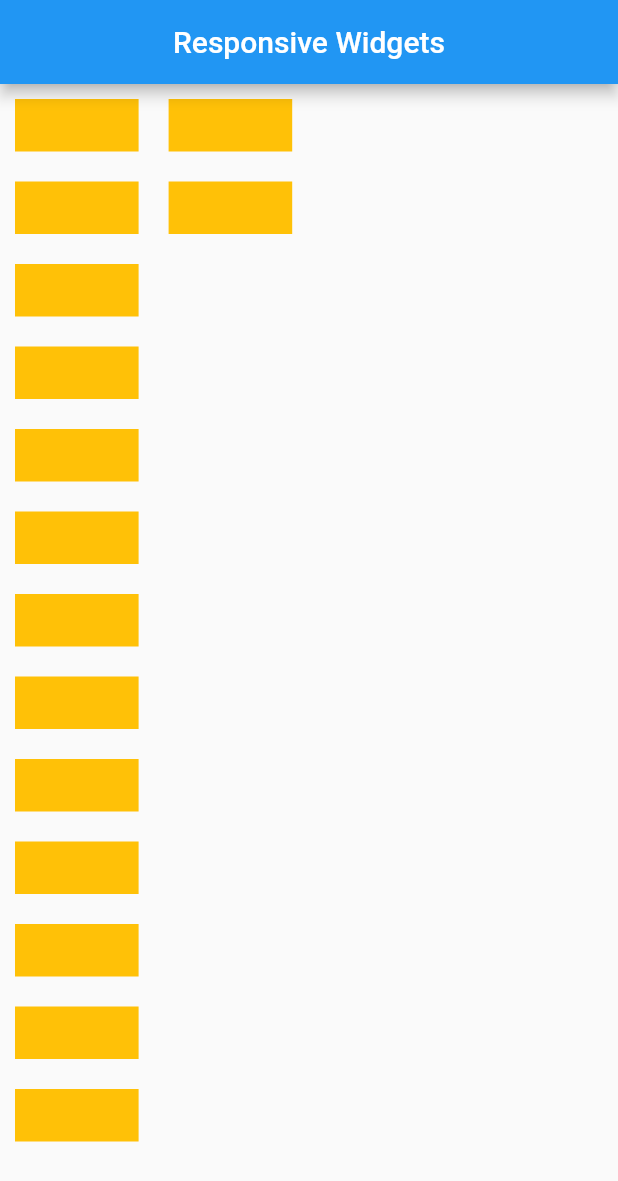
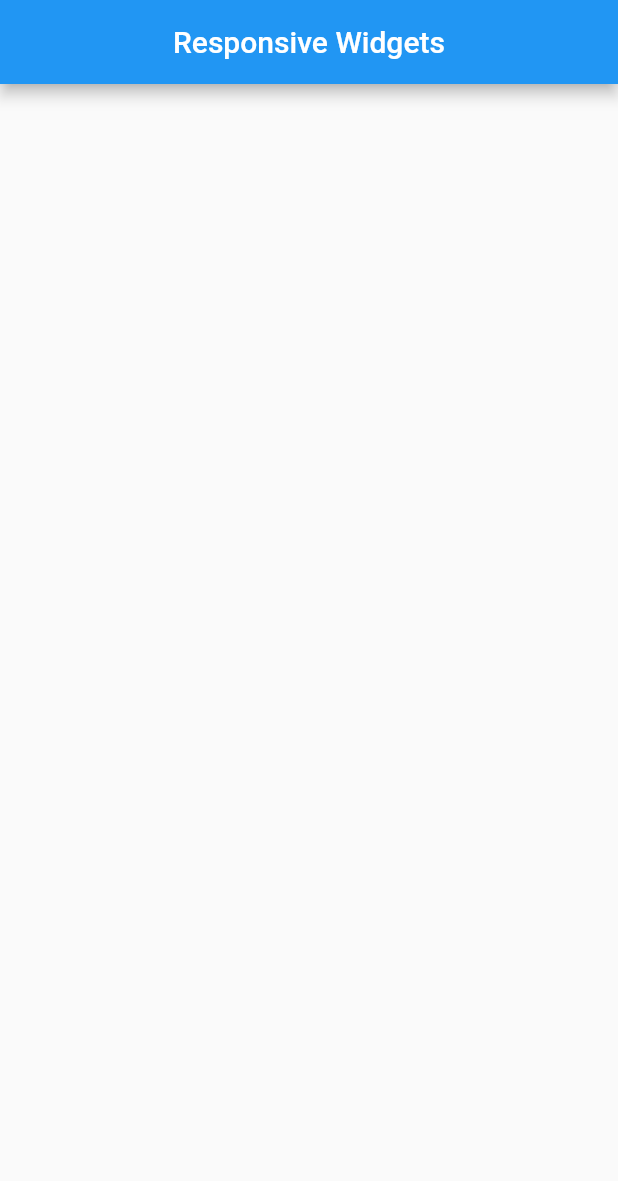
Before and after one commit to rudynurafif/latihan_flutter_intermediate, a Flutter app: the screen it shows after launch, on a phone screen of 412 x 824 dp. Shown: the top 1181 px of the screen. Run offline on Flutter 3.47's test engine with Material 3 defaults, Android fonts, the light colour scheme and no system bars; our stand-ins replace get.

Commit message:
Get X feature

```diff
--- a/lib/app/modules/home/views/home_view.dart
+++ b/lib/app/modules/home/views/home_view.dart
@@ -7,13 +7,19 @@ import 'package:get/get.dart';
 import '../controllers/home_controller.dart';
 
 class HomeView extends GetView<HomeController> {
-  const HomeView({Key? key}) : super(key: key);
+  const HomeView({super.key});
+
   @override
   Widget build(BuildContext context) {
-    double widthDevice = MediaQuery.of(context).size.width;
-    double heightDevice = MediaQuery.of(context).size.height;
-    double paddingTop = MediaQuery.of(context).padding.top;
-    double paddingBottom = MediaQuery.of(context).padding.bottom;
+    double widthDevice = Get.width;
+    double heightDevice = Get.height;
+    double paddingTop = context.mediaQueryPadding.top;
+    double paddingBottom = context.mediaQueryPadding.bottom;
+
+    // double widthDevice = MediaQuery.of(context).size.width;
+    // double heightDevice = MediaQuery.of(context).size.height;
+    // double paddingTop = MediaQuery.of(context).padding.top;
+    // double paddingBottom = MediaQuery.of(context).padding.bottom;
 
     AppBar myAppBar() {
       return AppBar(
@@ -25,102 +31,9 @@ class HomeView extends GetView<HomeController> {
     double heightBody = heightDevice - myAppBar().preferredSize.height - paddingTop;
 
     return Scaffold(
-      appBar: myAppBar(),
-      body: Wrap(
-        direction: Axis.vertical,
-        children: [
-          Container(
-            margin: EdgeInsets.all(10),
-            width: widthDevice * 0.2,
-            height: 35,
-            color: Colors.amber,
-          ),
-          Container(
-            margin: EdgeInsets.all(10),
-            width: widthDevice * 0.2,
-            height: 35,
-            color: Colors.amber,
-          ),
-          Container(
-            margin: EdgeInsets.all(10),
-            width: widthDevice * 0.2,
-            height: 35,
-            color: Colors.amber,
-          ),
-          Container(
-            margin: EdgeInsets.all(10),
-            width: widthDevice * 0.2,
-            height: 35,
-            color: Colors.amber,
-          ),
-          Container(
-            margin: EdgeInsets.all(10),
-            width: widthDevice * 0.2,
-            height: 35,
-            color: Colors.amber,
-          ),
-          Container(
-            margin: EdgeInsets.all(10),
-            width: widthDevice * 0.2,
-            height: 35,
-            color: Colors.amber,
-          ),
-          Container(
-            margin: EdgeInsets.all(10),
-            width: widthDevice * 0.2,
-            height: 35,
-            color: Colors.amber,
-          ),
-          Container(
-            margin: EdgeInsets.all(10),
-            width: widthDevice * 0.2,
-            height: 35,
-            color: Colors.amber,
-          ),
-          Container(
-            margin: EdgeInsets.all(10),
-            width: widthDevice * 0.2,
-            height: 35,
-            color: Colors.amber,
-          ),
-          Container(
-            margin: EdgeInsets.all(10),
-            width: widthDevice * 0.2,
-            height: 35,
-            color: Colors.amber,
-          ),
-          Container(
-            margin: EdgeInsets.all(10),
-            width: widthDevice * 0.2,
-            height: 35,
-            color: Colors.amber,
-          ),
-          Container(
-            margin: EdgeInsets.all(10),
-            width: widthDevice * 0.2,
-            height: 35,
-            color: Colors.amber,
-          ),
-          Container(
-            margin: EdgeInsets.all(10),
-            width: widthDevice * 0.2,
-            height: 35,
-            color: Colors.amber,
-          ),
-          Container(
-            margin: EdgeInsets.all(10),
-            width: widthDevice * 0.2,
-            height: 35,
-            color: Colors.amber,
-          ),
-          Container(
-            margin: EdgeInsets.all(10),
-            width: widthDevice * 0.2,
-            height: 35,
-            color: Colors.amber,
-          ),
-        ],
-      ),
-    );
+        appBar: myAppBar(),
+        body: Container(
+          width: Get.width,
+        ));
   }
 }
```
